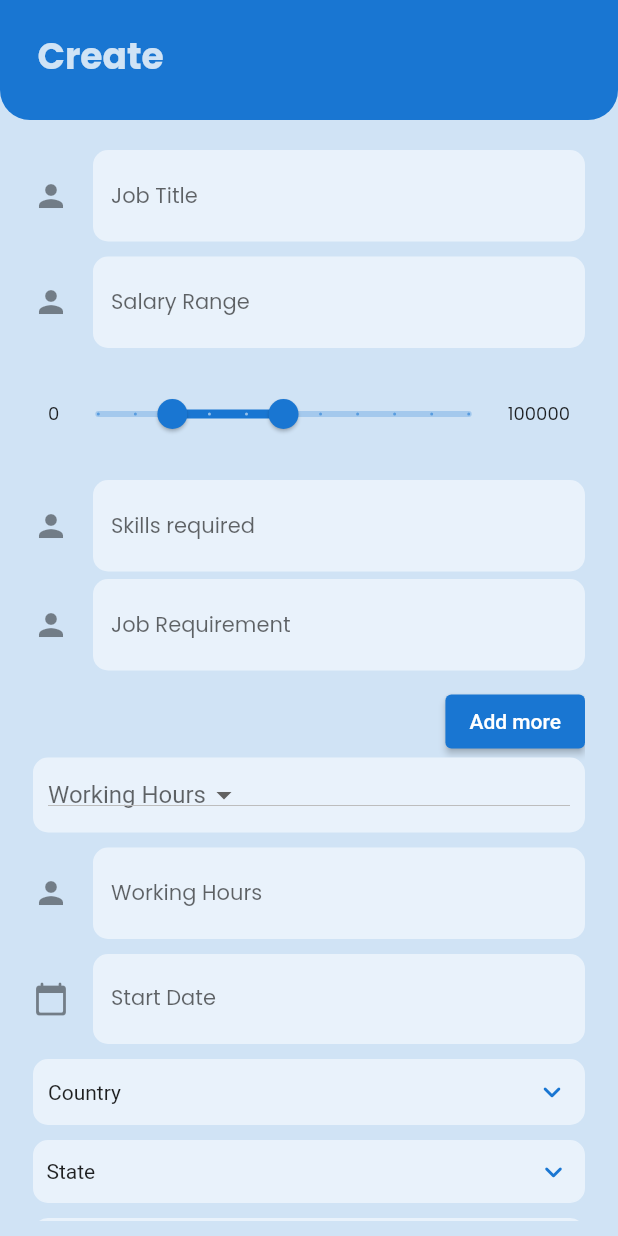
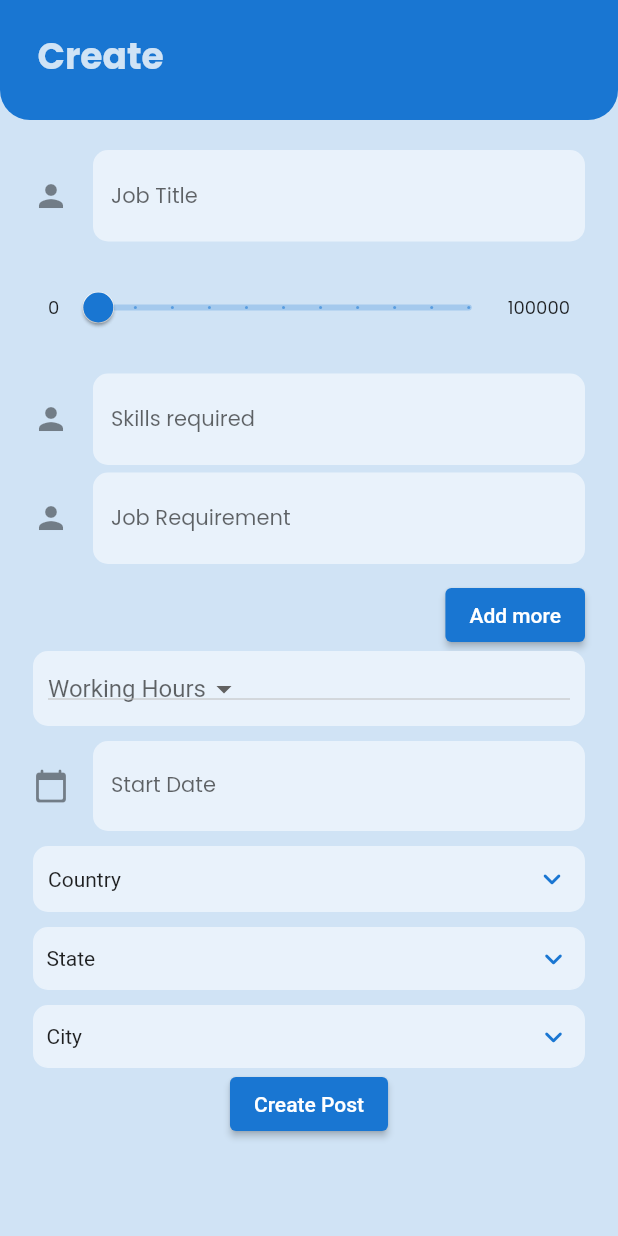
Before and after one commit to The-Blue-BIT-Hackathon/26_SPD, a Flutter app: the CreatePost screen opened directly, on a phone screen of 412 x 824 dp. Run offline on Flutter 3.47's test engine with Material 2 defaults, Android fonts, the phone set to English and light mode, and no system bars; drawn by our look-alikes of csc_picker; our stand-ins replace file_picker, firebase_auth, firebase_core, firebase_storage, flutter_feather_icons, google_fonts and 5 more; missing offline and left inert: pluto_menu_bar; accounts and stored records are empty; network calls fail; project files that could hold a hidden picture were left out.

Commit message:
Add Post Done

```diff
--- a/lib/UI/Screens/Company/CreatePostScreen.dart
+++ b/lib/UI/Screens/Company/CreatePostScreen.dart
@@ -5,6 +5,8 @@ import 'package:flutter/src/widgets/framework.dart';
 import 'package:intl/intl.dart';
 import 'package:khoj/UI/Screens/widgets/roundedappBar.dart';
 import 'package:khoj/models/post.dart';
+import 'package:khoj/providers/post_provider.dart';
+import 'package:provider/provider.dart';
 
 import '../../../constants.dart';
 
@@ -16,7 +18,7 @@ class CreatePost extends StatefulWidget {
 }
 
 class _CreatePostState extends State<CreatePost> {
-  RangeValues _currentRangeValues = const RangeValues(20000, 50000);
+  RangeValues _currentRangeValues = const RangeValues(0, 0);
 
   List<TextEditingController> _controllers = [];
   int _counter = 1;
@@ -85,6 +87,8 @@ class _CreatePostState extends State<CreatePost> {
       ls = '${_currentRangeValues.start.toString().substring(0, 2)}K';
     } else if (_currentRangeValues.start.toString().length == 8) {
       ls = '${_currentRangeValues.start.toString().substring(0, 1)}lac';
+    } else {
+      ls = "0";
     }
     if (_currentRangeValues.end.toString().length == 6) {
       hs = '${_currentRangeValues.end.toString().substring(0, 1)}K';
@@ -96,21 +100,22 @@ class _CreatePostState extends State<CreatePost> {
     final auth = FirebaseAuth.instance;
     Post p = Post(
       applystatus: "",
-      startDate: date,
+      startDate: _dateController.text,
       id: "",
       cid: auth.currentUser!.uid,
       lsalary: ls,
       hsalary: hs,
       title: title,
-      city: city,
-      state: state,
+      city: _cityController.text,
+      state: _stateController.text,
       duration: duration,
       location: location,
-      workinghrs: workingHrs,
+      workinghrs: _hours,
       responsibility: [],
       skills: [],
       cname: cname,
     );
+    await Provider.of<PostProvider>(context, listen: false).createPost(p);
   }
 
   @override
@@ -134,23 +139,6 @@ class _CreatePostState extends State<CreatePost> {
                   keyboardType: TextInputType.name,
                   decoration: InputDecoration(
                     hintText: "Job Title",
-                    hintStyle: kTextPopR14,
-                    icon: const Icon(Icons.person),
-                    filled: true,
-                    fillColor: kbgColor,
-                    border: OutlineInputBorder(
-                      borderRadius: BorderRadius.circular(10),
-                      borderSide: BorderSide.none,
-                    ),
-                  ),
-                  textInputAction: TextInputAction.next,
-                ),
-                const SizedBox(height: 10.0),
-                TextField(
-                  controller: _salaryController,
-                  keyboardType: TextInputType.name,
-                  decoration: InputDecoration(
-                    hintText: "Salary Range",
                     hintStyle: kTextPopR14,
                     icon: const Icon(Icons.person),
                     filled: true,
@@ -277,23 +265,6 @@ class _CreatePostState extends State<CreatePost> {
                   ),
                 ),
                 const SizedBox(height: 10.0),
-                TextField(
-                  controller: _workinghrsController,
-                  keyboardType: TextInputType.name,
-                  decoration: InputDecoration(
-                    hintText: "Working Hours",
-                    hintStyle: kTextPopR14,
-                    icon: const Icon(Icons.person),
-                    filled: true,
-                    fillColor: kbgColor,
-                    border: OutlineInputBorder(
-                      borderRadius: BorderRadius.circular(10),
-                      borderSide: BorderSide.none,
-                    ),
-                  ),
-                  textInputAction: TextInputAction.next,
-                ),
-                const SizedBox(height: 10.0),
                 SizedBox(
                   width: double.infinity,
                   height: 60.0,
@@ -331,8 +302,7 @@ class _CreatePostState extends State<CreatePost> {
                           String formattedDate =
                               DateFormat.yMMMMd('en_US').format(pickedDate);
                           setState(() {
-                            _dateController.text =
-                                formattedDate; //set output date to TextField value.
+                            _dateController.text = formattedDate;
                           });
                         } else {}
                       }),
@@ -357,7 +327,7 @@ class _CreatePostState extends State<CreatePost> {
                   width: 10.0,
                 ),
                 ElevatedButton(
-                    onPressed: () {}, child: const Text('Create Post')),
+                    onPressed: createPost, child: const Text('Create Post')),
               ],
             ),
           ),
```
Also changed, not shown: lib/UI/Screens/Company/Cregister.dart (+2 -32 lines), lib/UI/Screens/widgets/UAppDrawer.dart (+11 -8 lines).
